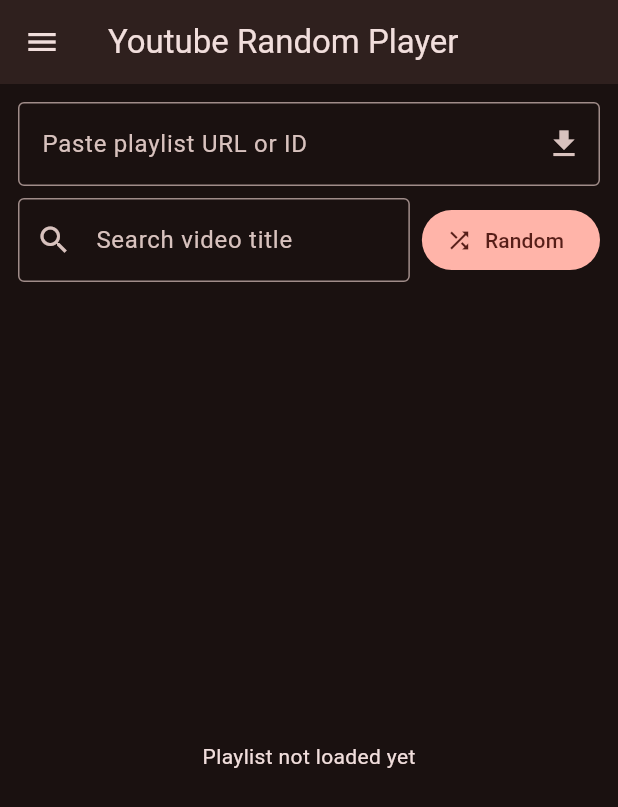
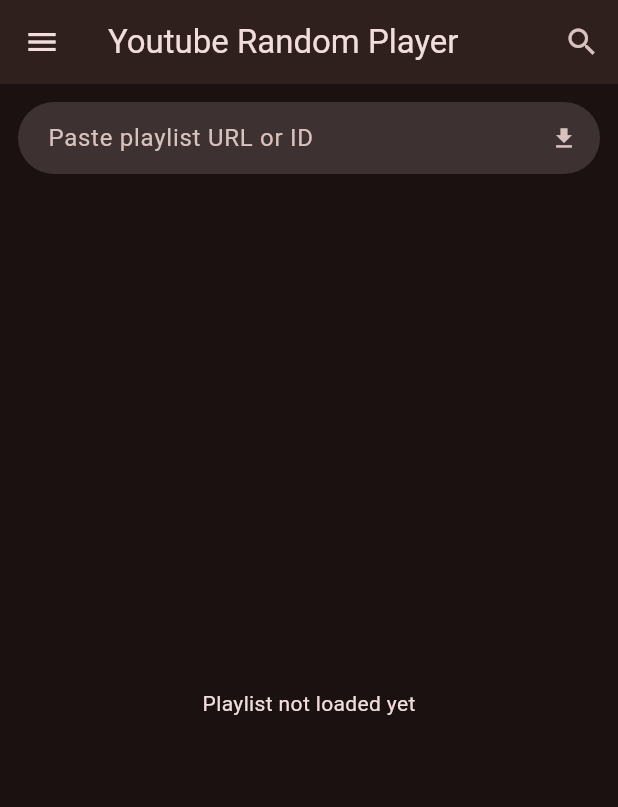
Before and after one commit to DLIN131/youtubeRandomPlayerFlutter, a Flutter app: the screen it shows after launch, on a phone screen of 412 x 824 dp. Shown: the top 807 px of the screen. Run offline on Flutter 3.47's test engine with Material 3 defaults, Android fonts, the phone set to English and light mode, and no system bars; our stand-ins replace dio, google_sign_in, just_audio, just_audio_background, shared_preferences; missing offline and left inert: youtube_explode_dart; accounts and stored records are empty.

Commit message:
優化界面與修正google登入功能

```diff
--- a/lib/app.dart
+++ b/lib/app.dart
@@ -58,6 +58,7 @@
   int _currentIndex = -1;
   bool _isLoadingPlaylist = false;
   bool _isShuffleMode = false;
+  bool _isSearchExpanded = false;
   String _playlistTitle = '';
   String _errorMessage = '';
 
@@ -345,7 +346,31 @@
 
     return Scaffold(
       appBar: AppBar(
-        title: const Text('Youtube Random Player'),
+        title: _isSearchExpanded
+            ? TextField(
+                controller: _searchController,
+                onChanged: _search,
+                autofocus: true,
+                decoration: const InputDecoration(
+                  hintText: 'Search video title...',
+                  border: InputBorder.none,
+                ),
+              )
+            : const Text('Youtube Random Player'),
+        actions: [
+          IconButton(
+            icon: Icon(_isSearchExpanded ? Icons.close : Icons.search),
+            onPressed: () {
+              setState(() {
+                _isSearchExpanded = !_isSearchExpanded;
+                if (!_isSearchExpanded) {
+                  _searchController.clear();
+                  _search(''); // Reset search
+                }
+              });
+            },
+          ),
+        ],
         elevation: 4,
       ),
       drawer: _buildDrawer(),
@@ -358,7 +383,15 @@
                 controller: _playlistInputController,
                 decoration: InputDecoration(
                   hintText: 'Paste playlist URL or ID',
-                  border: const OutlineInputBorder(),
+                  isDense: true,
+                  contentPadding:
+                      const EdgeInsets.symmetric(horizontal: 16, vertical: 12),
+                  border: OutlineInputBorder(
+                    borderRadius: BorderRadius.circular(24),
+                    borderSide: BorderSide.none,
+                  ),
+                  filled: true,
+                  fillColor: Theme.of(context).colorScheme.surfaceContainerHighest,
                   suffixIcon: _isLoadingPlaylist
                       ? const Padding(
                           padding: EdgeInsets.all(12),
@@ -376,30 +409,7 @@
                 ),
                 onSubmitted: (val) => _fetchPlaylistSource(val),
               ),
-              const SizedBox(height: 8),
-              Row(
-                children: <Widget>[
-                  Expanded(
-                    child: TextField(
-                      controller: _searchController,
-                      onChanged: _search,
-                      decoration: const InputDecoration(
-                        hintText: 'Search video title',
-                        border: OutlineInputBorder(),
-                        prefixIcon: Icon(Icons.search),
-                      ),
-                    ),
-                  ),
-                  const SizedBox(width: 8),
-                  FilledButton.icon(
-                    onPressed: _toggleShuffle,
-                    icon:
-                        Icon(_isShuffleMode ? Icons.shuffle_on : Icons.shuffle),
-                    label: const Text('Random'),
-                  ),
-                ],
-              ),
-              const SizedBox(height: 8),
+              const SizedBox(height: 10),
               if (_playlistTitle.isNotEmpty)
                 Align(
                   alignment: Alignment.centerLeft,
@@ -556,6 +566,15 @@
               mainAxisAlignment: MainAxisAlignment.center,
               children: [
                 IconButton(
+                  onPressed: _toggleShuffle,
+                  iconSize: 26,
+                  color: _isShuffleMode
+                      ? Theme.of(context).colorScheme.primary
+                      : null,
+                  icon: const Icon(Icons.shuffle),
+                ),
+                const SizedBox(width: 8),
+                IconButton(
                   onPressed: _playPrevious,
                   iconSize: 28,
                   icon: const Icon(Icons.skip_previous),
@@ -600,6 +619,7 @@
                   iconSize: 28,
                   icon: const Icon(Icons.skip_next),
                 ),
+                const SizedBox(width: 34), // Visually balance the shuffle button
               ],
             ),
           ],
--- a/lib/services/auth_service.dart
+++ b/lib/services/auth_service.dart
@@ -9,7 +9,6 @@
 
   final Dio _dio = Dio(BaseOptions(baseUrl: _baseUrl));
   final GoogleSignIn _googleSignIn = GoogleSignIn(
-    clientId: '959560237311-13dbj26mjffjcph7r49pq3c57lbvpgrr.apps.googleusercontent.com',
     serverClientId: '959560237311-13dbj26mjffjcph7r49pq3c57lbvpgrr.apps.googleusercontent.com',
     scopes: [
       'profile',
```
